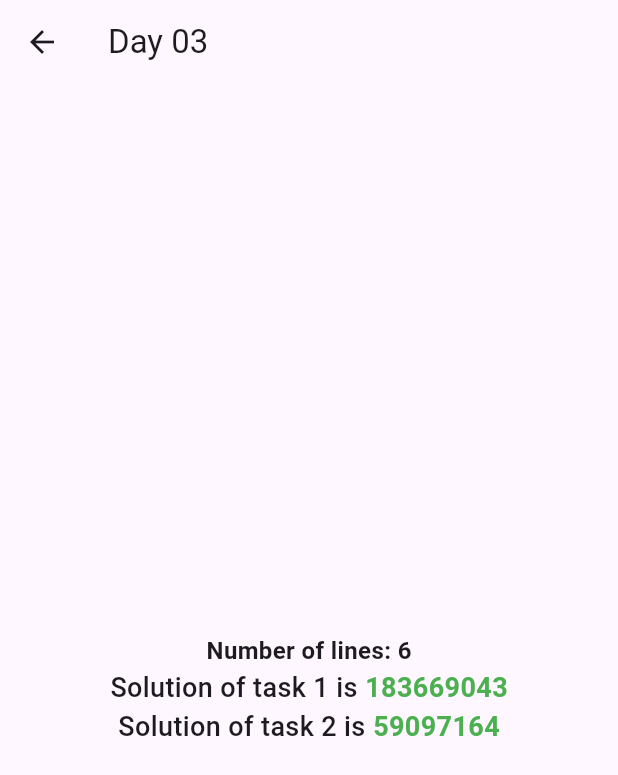
After one commit to Pepppa86/AdventOfCode2024, a Flutter app: the screen it shows after launch, after a tap on "Day 03", on a phone screen of 412 x 824 dp. The commit adds this screen. Shown: the top 775 px of the screen. Run offline on Flutter 3.47's test engine with Material 3 defaults, Android fonts, the phone set to English and light mode, and no system bars; project files that could hold a hidden picture were left out.

Commit message:
Solution of Day 3

```diff
--- a/lib/main.dart
+++ b/lib/main.dart
@@ -35,7 +35,7 @@ class HomePage extends StatelessWidget {
       body: Center(
         child: Column(
           mainAxisAlignment: MainAxisAlignment.center,
-          children: [Days.day01, Days.day02].map((day) {
+          children: [Days.day01, Days.day02, Days.day03].map((day) {
             return ElevatedButton(
               onPressed: () {
                 Navigator.push(
--- /dev/null
+++ b/lib/pages/day03.dart
@@ -0,0 +1,85 @@
+import 'package:collection/collection.dart';
+
+import '../utils/enums.dart';
+import 'base/base_day.dart';
+
+class Day03 extends BaseDay {
+  const Day03({super.key}) : super(Days.day03, 'day03.txt');
+
+  @override
+  String? resolveTask1(List<String> lines) {
+    int counter = 0;
+
+    RegExp regex = RegExp(r'mul\(\d{1,3},\d{1,3}\)');
+
+    // Find all matches
+    Iterable<RegExpMatch> matches = regex.allMatches(lines.join(""));
+
+    // Process and print matches
+    for (RegExpMatch match in matches) {
+      var current = match.group(0);
+
+      if(current != null) {
+        counter += getMulValue(current);
+      }
+    }
+    return "$counter";
+  }
+
+  @override
+  String? resolveTask2(List<String> lines) {
+    int counter = 0;
+    RegExp regex = RegExp(r'mul\(\d{1,3},\d{1,3}\)');
+    var raw = lines.join("");
+    Iterable<RegExpMatch> matches = regex.allMatches(raw);
+
+    Map<String, int> map = <String, int>{};
+    matches.map((e) => e.group(0)).forEach((element) {
+      if(element != null) {
+        map[element] = raw.indexOf(element);
+      }
+    });
+
+    String doString = "do()";
+    String dontString = "don't()";
+
+    var doIndeces = <int>[];
+    var dontIndeces = <int>[];
+
+    int startIndex = 0;
+    while ((startIndex = raw.indexOf(doString, startIndex)) != -1) {
+      doIndeces.add(startIndex);
+      startIndex += doString.length; // Move past the current match
+    }
+
+    startIndex = 0;
+    while ((startIndex = raw.indexOf(dontString, startIndex)) != -1) {
+      dontIndeces.add(startIndex);
+      startIndex += dontString.length; // Move past the current match
+    }
+
+    var joinIndeces = dontIndeces + doIndeces;
+    joinIndeces.sort();
+
+    var firstIndex = joinIndeces.first;
+    map.entries.where((element) => element.value < firstIndex).forEach((entry) {
+      counter += getMulValue(entry.key);
+    });
+
+    for (var index in joinIndeces) {
+      bool isDo = doIndeces.contains(index);
+      var nextIndex = joinIndeces.firstWhereOrNull((element) => element > index);
+      for (var element in map.entries) {
+        if(isDo && element.value > index && (nextIndex == null || element.value < nextIndex)) {
+          counter += getMulValue(element.key);
+        }
+      }
+    }
+    return "$counter";
+  }
+
+  int getMulValue(String raw) {
+    var str = raw.substring(raw.indexOf("(") + 1, raw.lastIndexOf(")"));
+    return str.split(",").map((e) => int.parse(e)).reduce((value, element) => value * element);
+  }
+}
--- a/lib/utils/extensions.dart
+++ b/lib/utils/extensions.dart
@@ -2,6 +2,7 @@ import 'package:flutter/material.dart';
 
 import '../pages/day01.dart';
 import '../pages/day02.dart';
+import '../pages/day03.dart';
 import 'enums.dart';
 
 extension DaysExtension on Days {
@@ -64,6 +65,8 @@ extension DaysExtension on Days {
         return const Day01();
       case Days.day02:
         return const Day02();
+      case Days.day03:
+        return const Day03();
       default:
         return Container();
     }
```
Also changed, not shown: assets/day03.txt (added, +6 -0 lines).
